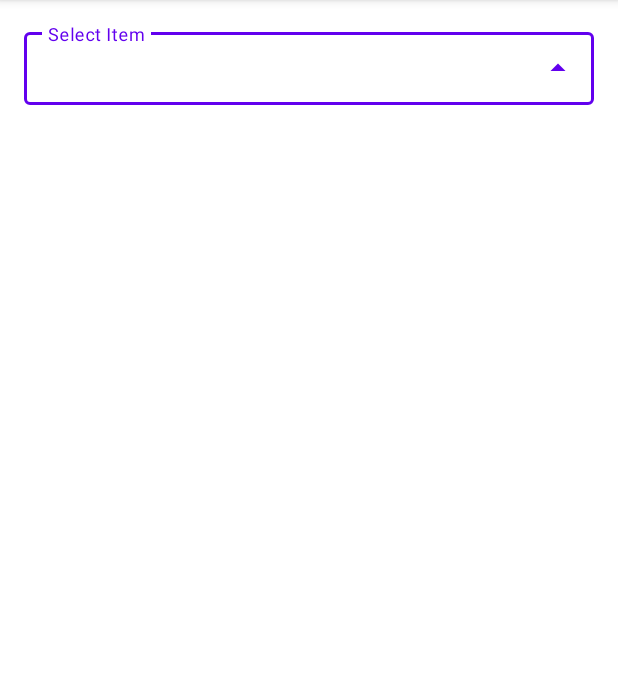
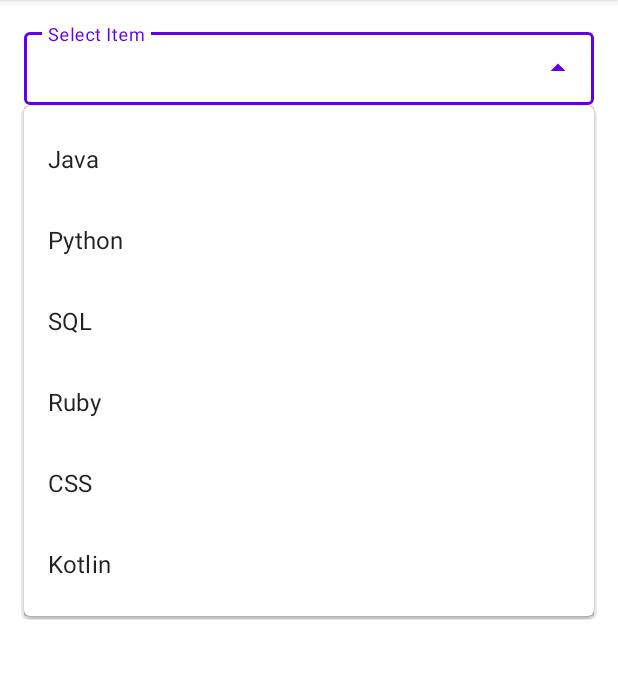
Before and after one commit to TouficAlRifaii/CSC498G_assignment2, an Android app: the screen it shows after launch (MainActivity), after a tap on an icon or button, on a phone screen of 412 x 824 dp, the part 84-763 px from its top. Run offline under Robolectric (Android 15) with nearby library versions, the phone set to English and light mode, and no system bars.

Commit message:
Finishing the dropDown Menu

```diff
--- a/app/src/main/java/com/lau/geeklove/MainActivity.java
+++ b/app/src/main/java/com/lau/geeklove/MainActivity.java
@@ -3,12 +3,36 @@ package com.lau.geeklove;
 import androidx.appcompat.app.AppCompatActivity;
 
 import android.os.Bundle;
+import android.view.View;
+import android.widget.AdapterView;
+import android.widget.ArrayAdapter;
+import android.widget.AutoCompleteTextView;
+import android.widget.Toast;
 
 public class MainActivity extends AppCompatActivity {
+    String [] languages= {"Java" , "Python" , "SQL" , "Ruby" , "CSS" , "Kotlin"};
+    AutoCompleteTextView autoCompleteTxt;
+    ArrayAdapter <String> adapterItem ;
+
 
     @Override
     protected void onCreate(Bundle savedInstanceState) {
         super.onCreate(savedInstanceState);
         setContentView(R.layout.activity_main);
+
+
+
+        autoCompleteTxt = findViewById(R.id.auto_complete_txt);
+        adapterItem = new ArrayAdapter<String>(this,R.layout.list_item,languages);
+        autoCompleteTxt.setAdapter(adapterItem);
+
+        autoCompleteTxt.setOnItemClickListener(new AdapterView.OnItemClickListener() {
+            @Override
+            public void onItemClick(AdapterView<?> adapterView, View view, int i, long l) {
+                String item = adapterView.getItemAtPosition(i).toString();
+                Toast.makeText(getApplicationContext(),"Item: " + item , Toast.LENGTH_LONG).show();
+            }
+        });
+
     }
 }
```
